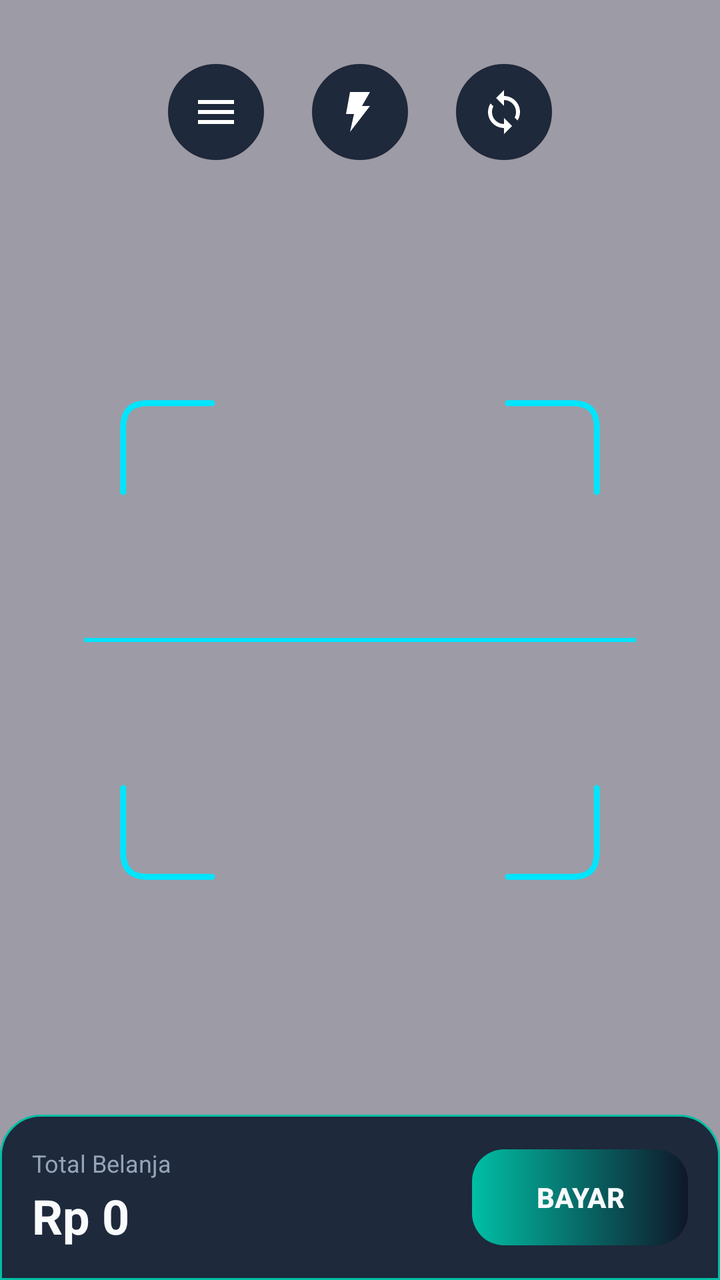
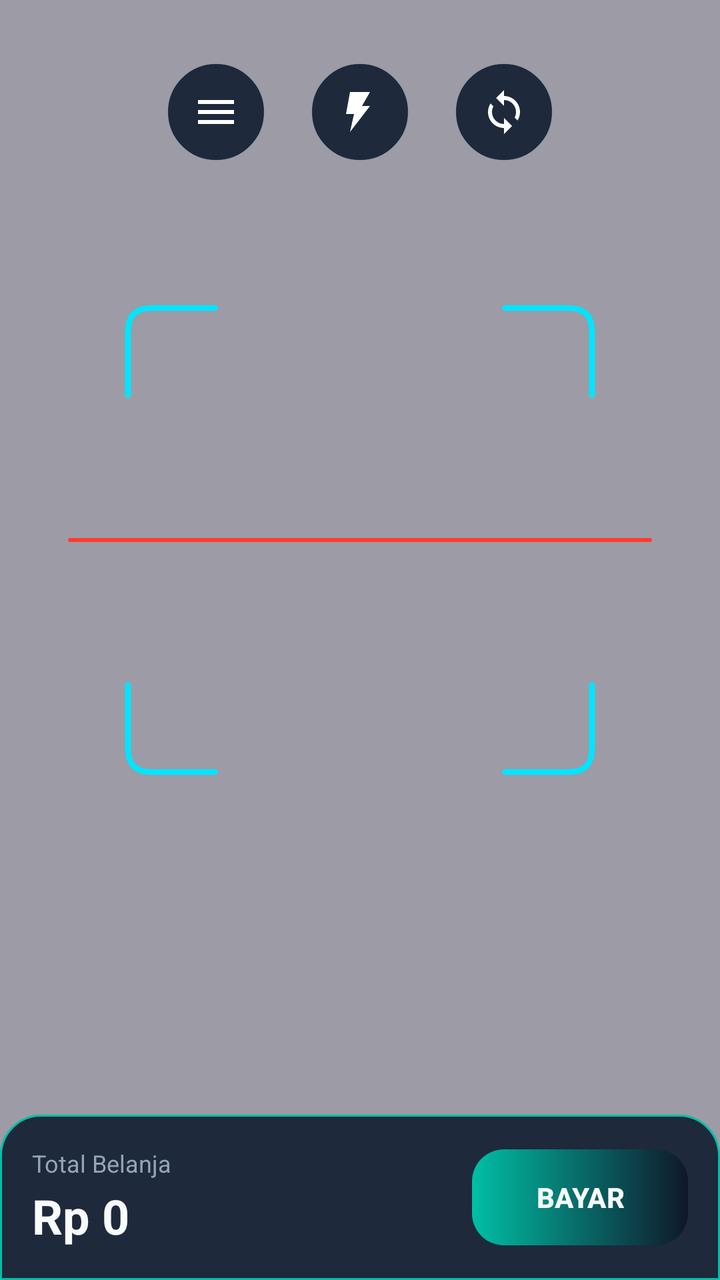

Screens rendered from an Android XML layout before and after an edit, with the pre-edit source and the edit as a unified diff.
<!-- AndroidManifest.xml: application theme Theme.Material3.DayNight.NoActionBar -->
<!-- res/layout/layout_scanner_overlay.xml -->
<?xml version="1.0" encoding="utf-8"?>
<FrameLayout xmlns:android="http://schemas.android.com/apk/res/android"
    xmlns:app="http://schemas.android.com/apk/res-auto"
    android:layout_width="match_parent"
    android:layout_height="match_parent"
    android:background="@color/scanner_overlay">

    <LinearLayout
        android:layout_width="match_parent"
        android:layout_height="wrap_content"
        android:layout_gravity="top"
        android:layout_marginTop="32dp"
        android:gravity="center"
        android:orientation="horizontal">

        <ImageButton
            android:id="@+id/menuButton"
            android:layout_width="48dp"
            android:layout_height="48dp"
            android:layout_marginEnd="24dp"
            android:background="@drawable/circle_transparent"
            android:backgroundTint="@color/bg_surface"
            android:contentDescription="Menu"
            android:padding="12dp"
            android:src="@drawable/ic_menu" />

        <ImageButton
            android:id="@+id/flashButton"
            android:layout_width="48dp"
            android:layout_height="48dp"
            android:layout_marginEnd="24dp"
            android:background="@drawable/circle_transparent"
            android:backgroundTint="@color/bg_surface"
            android:contentDescription="Flash"
            android:padding="12dp"
            android:src="@drawable/ic_flash" />

        <ImageButton
            android:id="@+id/flipButton"
            android:layout_width="48dp"
            android:layout_height="48dp"
            android:background="@drawable/circle_transparent"
            android:backgroundTint="@color/bg_surface"
            android:contentDescription="Flip camera"
            android:padding="12dp"
            android:src="@drawable/ic_flip" />

    </LinearLayout>

    <FrameLayout
        android:layout_width="match_parent"
        android:layout_height="match_parent"
        android:layout_gravity="center"
        android:layout_marginHorizontal="32dp">

        <ImageView
            android:layout_width="match_parent"
            android:layout_height="match_parent"
            android:contentDescription="Scan frame"
            android:src="@drawable/scanner_frame" />

        <ImageView
            android:id="@+id/laserLine"
            android:layout_width="match_parent"
            android:layout_height="2dp"
            android:layout_gravity="center_vertical"
            android:layout_marginHorizontal="10dp"
            android:contentDescription="Laser line"
            android:scaleType="fitXY"
            android:src="@drawable/laser_line" />

    </FrameLayout>

    <LinearLayout
        android:layout_width="match_parent"
        android:layout_height="wrap_content"
        android:layout_gravity="bottom"
        android:background="@drawable/total_bar_bg"
        android:gravity="center_vertical"
        android:orientation="horizontal"
        android:padding="16dp">

        <LinearLayout
            android:layout_width="0dp"
            android:layout_height="wrap_content"
            android:layout_weight="1"
            android:orientation="vertical">

            <TextView
                android:layout_width="wrap_content"
                android:layout_height="wrap_content"
                android:text="Total Belanja"
                android:textColor="@color/text_secondary"
                android:textSize="12sp" />

            <TextView
                android:id="@+id/totalTextView"
                android:layout_width="wrap_content"
                android:layout_height="wrap_content"
                android:layout_marginTop="2dp"
                android:text="Rp 0"
                android:textColor="@color/text_primary"
                android:textSize="24sp"
                android:textStyle="bold" />

        </LinearLayout>

        <com.google.android.material.button.MaterialButton
            android:id="@+id/btnBayar"
            android:layout_width="wrap_content"
            android:layout_height="48dp"
            android:background="@drawable/button_gradient"
            android:paddingStart="32dp"
            android:paddingEnd="32dp"
            android:text="BAYAR"
            android:textColor="@color/text_primary"
            android:textSize="14sp"
            android:textStyle="bold"
            app:backgroundTint="@null" />

    </LinearLayout>

</FrameLayout>
<!-- resources referenced by this layout -->
<resources>
  <color name="bg_surface">#1E293B</color>
  <color name="scanner_overlay">#660B1120</color>
  <color name="text_primary">#F8FAFC</color>
  <color name="text_secondary">#94A3B8</color>
  <!-- drawable button_gradient (drawable) -->
  <?xml version="1.0" encoding="utf-8"?>
  <shape xmlns:android="http://schemas.android.com/apk/res/android" android:shape="rectangle">
      <gradient
          android:startColor="@color/dw_teal_dark"
          android:endColor="@color/dw_dark_blue"
          android:angle="0" />
      <corners android:radius="16dp" />
  </shape>
  <!-- drawable circle_transparent (drawable) -->
  <?xml version="1.0" encoding="utf-8"?>
  <shape xmlns:android="http://schemas.android.com/apk/res/android"
      android:shape="oval">
      <solid android:color="@color/bg_surface" />
      <stroke
          android:width="1dp"
          android:color="@color/dw_teal_dark" />
  </shape>
  <!-- drawable ic_flash (drawable) -->
  <?xml version="1.0" encoding="utf-8"?>
  <vector xmlns:android="http://schemas.android.com/apk/res/android"
      android:width="24dp"
      android:height="24dp"
      android:viewportWidth="24"
      android:viewportHeight="24">
      <path
          android:fillColor="#FFFFFF"
          android:pathData="M7,2h10l-4,7h4L7,22l2,-9H5z" />
  </vector>
  <!-- drawable ic_flip (drawable) -->
  <?xml version="1.0" encoding="utf-8"?>
  <vector xmlns:android="http://schemas.android.com/apk/res/android"
      android:width="24dp"
      android:height="24dp"
      android:viewportWidth="24"
      android:viewportHeight="24">
      <path
          android:fillColor="#FFFFFF"
          android:pathData="M12,4V1L8,5l4,4V6c3.31,0 6,2.69 6,6 0,1.01 -0.25,1.97 -0.7,2.8l1.46,1.46C19.54,15.03 20,13.57 20,12c0,-4.42 -3.58,-8 -8,-8zM12,18c-3.31,0 -6,-2.69 -6,-6 0,-1.01 0.25,-1.97 0.7,-2.8L5.24,7.74C4.46,8.97 4,10.43 4,12c0,4.42 3.58,8 8,8v3l4,-4 -4,-4v3z" />
  </vector>
  <!-- drawable ic_menu (drawable) -->
  <?xml version="1.0" encoding="utf-8"?>
  <vector xmlns:android="http://schemas.android.com/apk/res/android"
      android:width="24dp"
      android:height="24dp"
      android:viewportWidth="24"
      android:viewportHeight="24">
      <path
          android:fillColor="#FFFFFF"
          android:pathData="M3,6h18v2H3zM3,11h18v2H3zM3,16h18v2H3z" />
  </vector>
  <!-- drawable laser_line (drawable) -->
  <?xml version="1.0" encoding="utf-8"?>
  <shape xmlns:android="http://schemas.android.com/apk/res/android"
      android:shape="rectangle">
      <solid android:color="@color/dw_teal" />
      <size android:height="2dp" />
  </shape>
  <!-- drawable total_bar_bg (drawable) -->
  <?xml version="1.0" encoding="utf-8"?>
  <shape xmlns:android="http://schemas.android.com/apk/res/android"
      android:shape="rectangle">
      <corners
          android:topLeftRadius="20dp"
          android:topRightRadius="20dp" />
      <solid android:color="@color/bg_surface" />
      <stroke
          android:width="1dp"
          android:color="@color/dw_teal_dark" />
  </shape>
  <color name="dw_teal_dark">#00BFA5</color>
  <color name="dw_dark_blue">#0F172A</color>
  <color name="dw_teal">#00E5FF</color>
  <!-- unchanged entries left out for length: 1 -->
</resources>

<!-- the commit's change to res/layout/layout_scanner_overlay.xml (unified diff, before → after) -->
@@ -51,7 +51,9 @@
         android:layout_width="match_parent"
         android:layout_height="match_parent"
         android:layout_gravity="center"
-        android:layout_marginHorizontal="32dp">
+        android:layout_marginHorizontal="24dp"
+        android:layout_marginTop="150dp"
+        android:layout_marginBottom="200dp">
 
         <ImageView
             android:layout_width="match_parent"
<!-- resource entries referenced after the edit -->
@@ -57,9 +57,9 @@
   </vector>
   <!-- drawable laser_line (drawable) -->
   <?xml version="1.0" encoding="utf-8"?>
-  <shape xmlns:android="http://schemas.android.com/apk/res/android"
-      android:shape="rectangle">
-      <solid android:color="@color/dw_teal" />
+  <shape xmlns:android="http://schemas.android.com/apk/res/android" android:shape="rectangle">
+      <solid android:color="#FF3B30" />
+      <corners android:radius="2dp" />
       <size android:height="2dp" />
   </shape>
   <!-- drawable total_bar_bg (drawable) -->
